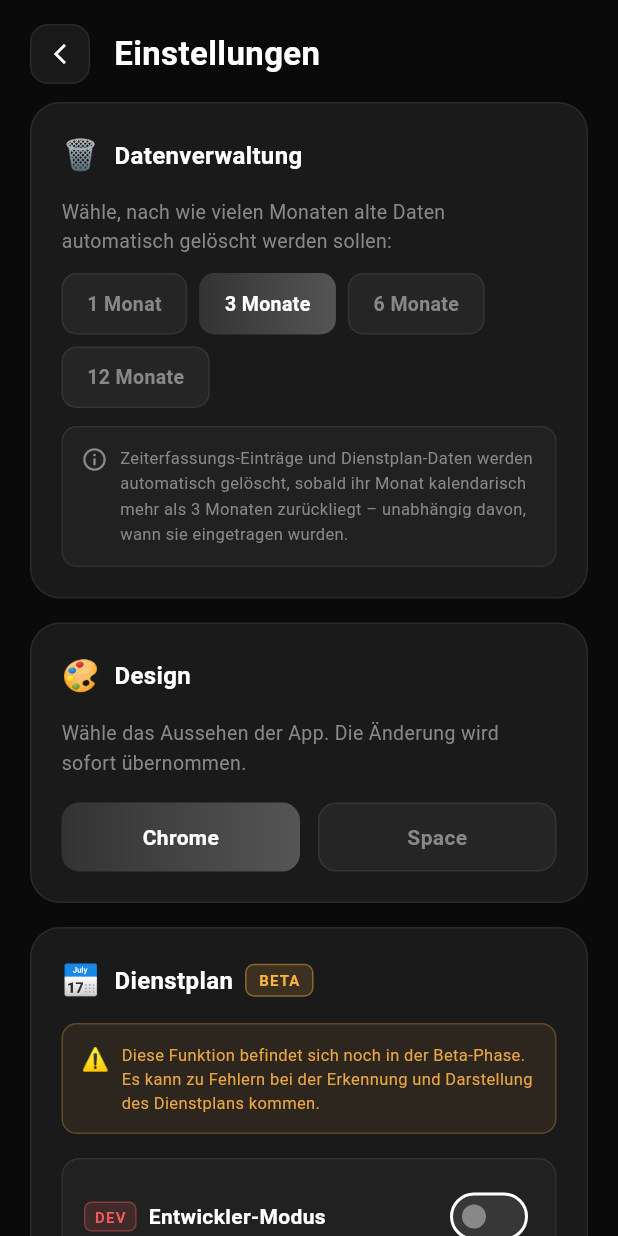
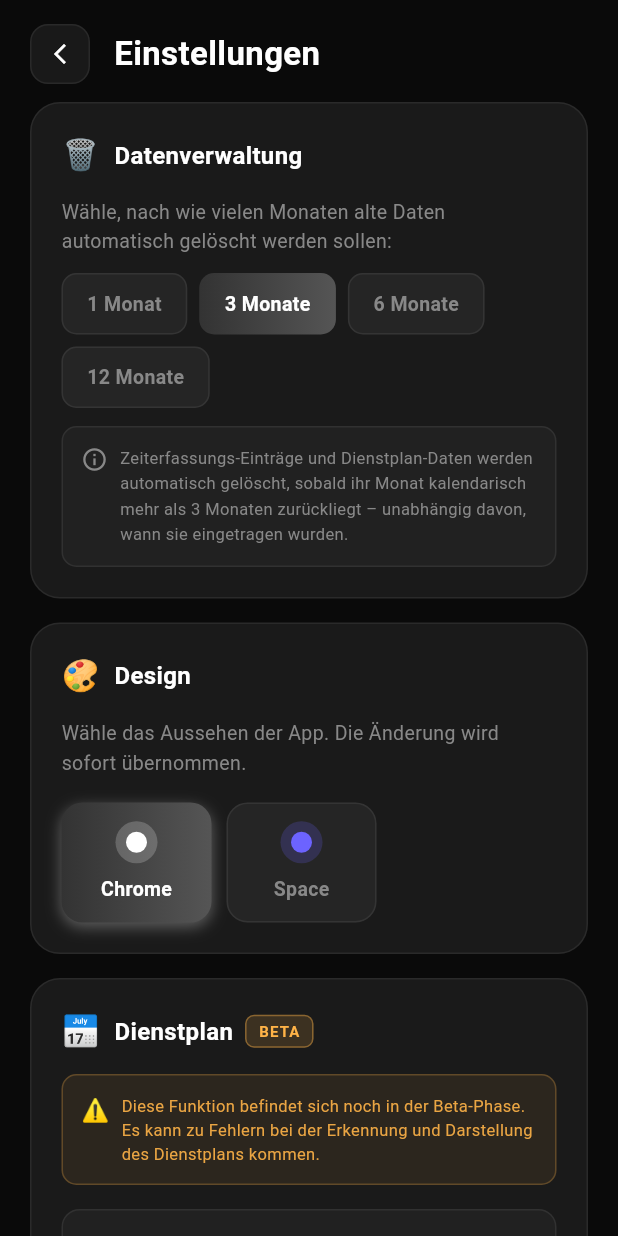
Before and after one commit to MarclKing/operationtimer, a Flutter app: the SettingsScreen screen opened directly, scrolled down 576 dp, on a phone screen of 412 x 824 dp. Run offline on Flutter 3.47's test engine with Material 3 defaults, Android fonts, the phone set to English and light mode, and no system bars; our stand-ins replace file_picker, hive_flutter, pdf, printing; missing offline and left inert: receive_sharing_intent; accounts and stored records are empty.

Commit message:
Release1

```diff
--- a/lib/screens/settings_screen.dart
+++ b/lib/screens/settings_screen.dart
@@ -637,25 +637,20 @@ class _SettingsScreenState extends State<SettingsScreen> {
                                     height: 1.5),
                               ),
                               const SizedBox(height: 16),
-                              Row(
-                                children: [
-                                  Expanded(
-                                    child: _SimpleSkinOption(
-                                      label: 'Chrome',
-                                      isSelected: _activeSkin == 'chrome',
-                                      onTap: () => _setSkin('chrome'),
-                                    ),
-                                  ),
-                                  const SizedBox(width: 12),
-                                  Expanded(
-                                    child: _SimpleSkinOption(
-                                      label: 'Space',
-                                      isSelected: _activeSkin == 'space',
-                                      onTap: () => _setSkin('space'),
-                                    ),
-                                  ),
-                                ],
-                              ),
+                              SizedBox(
+  height: 80,
+  child: ListView(
+    scrollDirection: Axis.horizontal,
+    children: [
+      _SkinOption(label: 'Chrome', skinKey: 'chrome', isSelected: _activeSkin == 'chrome', onTap: () => _setSkin('chrome')),
+      const SizedBox(width: 10),
+      _SkinOption(label: 'Space', skinKey: 'space', isSelected: _activeSkin == 'space', onTap: () => _setSkin('space')),
+      // Hier einfach weitere Themes hinzufügen:
+      // const SizedBox(width: 10),
+      // _SkinOption(label: 'Ocean', skinKey: 'ocean', ...),
+    ],
+  ),
+),
                             ],
                           ),
                         ),
@@ -970,3 +965,65 @@ class _GradientButton extends StatelessWidget {
     );
   }
 }
+
+class _SkinOption extends StatelessWidget {
+  final String label;
+  final String skinKey;
+  final bool isSelected;
+  final VoidCallback onTap;
+  const _SkinOption({required this.label, required this.skinKey, required this.isSelected, required this.onTap});
+
+  @override
+  Widget build(BuildContext context) {
+    final skin = AppTheme.of(context);
+    final theme = AppTheme.fromKey(skinKey);
+    return GestureDetector(
+      onTap: onTap,
+      child: AnimatedContainer(
+        duration: const Duration(milliseconds: 200),
+        width: 100,
+        decoration: BoxDecoration(
+          gradient: isSelected ? theme.gradient : null,
+          color: isSelected ? null : skin.surface(0.05),
+          borderRadius: BorderRadius.circular(14),
+          border: Border.all(
+            color: isSelected ? Colors.transparent : skin.borderSubtle,
+            width: isSelected ? 0 : 1,
+          ),
+          boxShadow: isSelected ? [
+            BoxShadow(color: theme.primary.withValues(alpha: 0.3), blurRadius: 8, offset: const Offset(0, 3))
+          ] : null,
+        ),
+        child: Column(
+          mainAxisAlignment: MainAxisAlignment.center,
+          children: [
+            Container(
+              width: 28,
+              height: 28,
+              decoration: BoxDecoration(
+                color: theme.primary.withValues(alpha: 0.2),
+                shape: BoxShape.circle,
+              ),
+              child: Center(
+                child: Container(
+                  width: 14,
+                  height: 14,
+                  decoration: BoxDecoration(
+                    color: theme.primary,
+                    shape: BoxShape.circle,
+                  ),
+                ),
+              ),
+            ),
+            const SizedBox(height: 8),
+            Text(label,
+                style: TextStyle(
+                    fontSize: 13,
+                    fontWeight: FontWeight.w600,
+                    color: isSelected ? theme.onGradient : skin.textMuted)),
+          ],
+        ),
+      ),
+    );
+  }
+}
```
Also changed, not shown: lib/screens/home_screen.dart (+9 -0 lines), lib/screens/month_screen.dart (+71 -47 lines), 4 other files.
